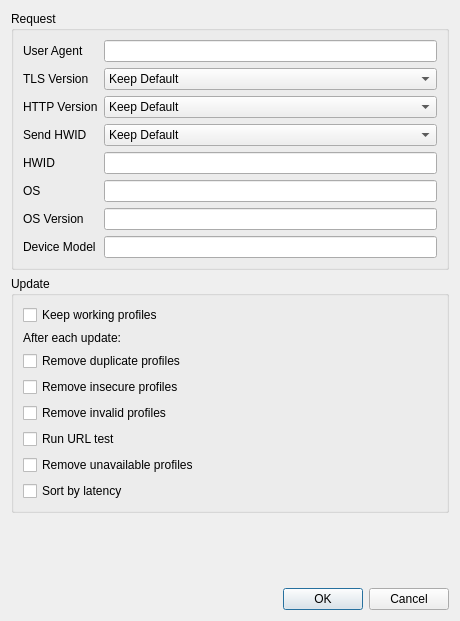
Above: include/ui/group/dialog_edit_group_advanced.ui from throneproj/Throne before the change. Below: the same form after it.
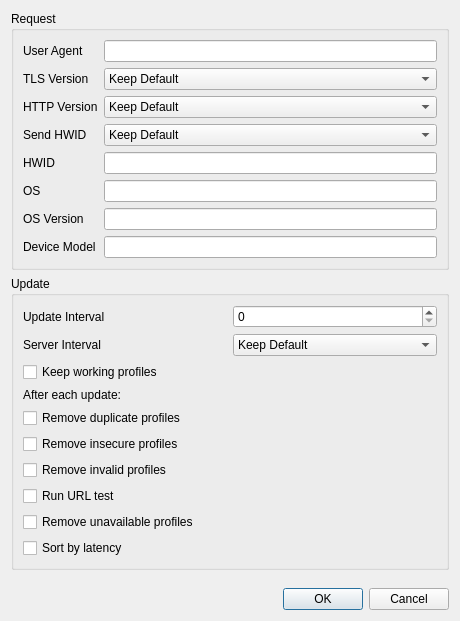
That is the form after the change. Custom widgets are drawn as their Qt base class.

```diff
--- a/include/ui/group/dialog_edit_group_advanced.ui
+++ b/include/ui/group/dialog_edit_group_advanced.ui
@@ -174,6 +174,59 @@
       <string>Update</string>
      </property>
      <layout class="QVBoxLayout" name="update_layout">
+      <item>
+       <layout class="QGridLayout" name="update_schedule_layout">
+        <item row="0" column="0">
+         <widget class="QLabel" name="update_interval_l">
+          <property name="toolTip">
+           <string>Minutes between automatic updates of this subscription. Keep Default follows the Subscription settings, where automatic updates must be enabled.</string>
+          </property>
+          <property name="text">
+           <string>Update Interval</string>
+          </property>
+         </widget>
+        </item>
+        <item row="0" column="1">
+         <widget class="QSpinBox" name="update_interval">
+          <property name="maximum">
+           <number>525600</number>
+          </property>
+          <property name="singleStep">
+           <number>30</number>
+          </property>
+         </widget>
+        </item>
+        <item row="1" column="0">
+         <widget class="QLabel" name="server_interval_l">
+          <property name="toolTip">
+           <string>Use the update interval sent by the subscription server; the interval above applies when it sends none. Keep Default follows the Subscription settings.</string>
+          </property>
+          <property name="text">
+           <string>Server Interval</string>
+          </property>
+         </widget>
+        </item>
+        <item row="1" column="1">
+         <widget class="QComboBox" name="server_interval">
+          <item>
+           <property name="text">
+            <string>Keep Default</string>
+           </property>
+          </item>
+          <item>
+           <property name="text">
+            <string>Use</string>
+           </property>
+          </item>
+          <item>
+           <property name="text">
+            <string>Ignore</string>
+           </property>
+          </item>
+         </widget>
+        </item>
+       </layout>
+      </item>
       <item>
        <widget class="QCheckBox" name="keep_working">
         <property name="toolTip">
```
Left out of the diff: 2 changed lines with no effect on the pictures.
